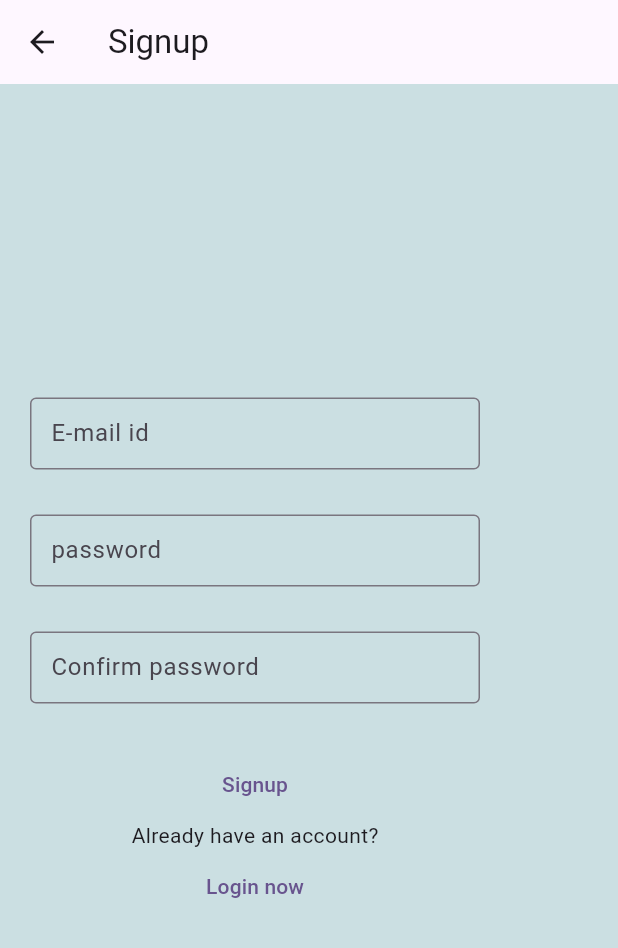
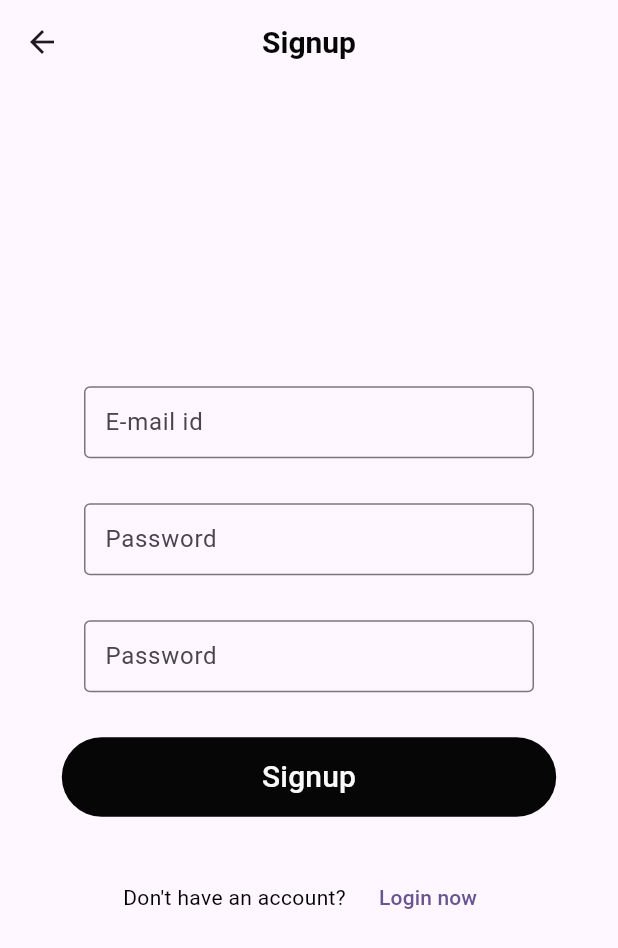
Before and after one commit to p-society/coupon-aggregator-client, a Flutter app: the SignupScreen screen opened by its route, on a phone screen of 412 x 824 dp. Shown: the top 948 px of the screen. Run offline on Flutter 3.47's test engine with Material 3 defaults, Android fonts, the phone set to English and light mode, and no system bars; our stand-ins replace dio.

Commit message:
Login signup pages  changed

```diff
--- a/lib/main.dart
+++ b/lib/main.dart
@@ -24,6 +24,7 @@ class MyApp extends StatelessWidget {
       routes: {
         '/dashboard': (context) => DashboardScreen(),
         '/signup': (context) => SignupScreen(),
+        '/login':(context)=>LoginScreen(),
       },
     );
   }
--- a/lib/signup.dart
+++ b/lib/signup.dart
@@ -4,25 +4,64 @@ class SignupScreen extends StatefulWidget {
   const SignupScreen({super.key});
 
   @override
-  _SignupScreenState createState() => _SignupScreenState();
+  State<SignupScreen> createState() => _SignupScreenState();
 }
 
 class _SignupScreenState extends State<SignupScreen> {
   final _emailController = TextEditingController();
   final _pwdController = TextEditingController();
-  void loginNow() {
-    Navigator.pushNamed(context, "/login");
+  final _confirmPwdController = TextEditingController();
+
+  void login() {
+    Navigator.pushNamed(context, "/dashboard");
   }
 
-  void signup() {
-    Navigator.pushNamed(context, "/dashboard");
+  void signupNow() {
+    Navigator.pushNamed(context, "/signup");
+  }
+
+  Widget customElevatedButton(
+      String action, VoidCallback ontap, double buttonWidth) {
+    return SizedBox(
+      width: buttonWidth,
+      child: TextButton(
+        onPressed: ontap,
+        style: ButtonStyle(
+          backgroundColor: WidgetStateProperty.all(const Color.fromARGB(249, 0,
+              0, 0)), // Corrected WidgetStateProperty to MaterialStateProperty
+          padding: WidgetStateProperty.all(const EdgeInsets.symmetric(
+              vertical:
+                  12)), // Corrected WidgetStateProperty to MaterialStateProperty
+        ),
+        child: Text(
+          action,
+          style: const TextStyle(
+            color: Color.fromARGB(249, 255, 255, 255),
+            fontSize: 20,
+          ),
+        ),
+      ),
+    );
   }
 
   @override
   Widget build(BuildContext context) {
+    double screenWidth = MediaQuery.of(context).size.width;
+    double buttonWidth = screenWidth * 0.8;
+
     return Scaffold(
-      appBar: AppBar(title: const Text("Signup")),
-      backgroundColor: Color.fromARGB(255, 203, 223, 226),
+      resizeToAvoidBottomInset: false,
+      appBar: AppBar(
+        centerTitle: true,
+        title: const Text(
+          "Signup",
+          style: TextStyle(
+            color: Color.fromARGB(249, 0, 0, 0),
+            fontSize: 20,
+            fontWeight: FontWeight.bold,
+          ),
+        ),
+      ),
       body: Padding(
         padding: const EdgeInsets.all(20.0),
         child: Column(
@@ -35,7 +74,7 @@ class _SignupScreenState extends State<SignupScreen> {
                 decoration: const InputDecoration(
                   border: OutlineInputBorder(
                     borderSide: BorderSide(
-                      color: Colors.deepOrange,
+                      color: Colors.grey,
                     ),
                   ),
                   hintText: "E-mail id",
@@ -44,9 +83,7 @@ class _SignupScreenState extends State<SignupScreen> {
                 keyboardType: TextInputType.emailAddress,
               ),
             ),
-            const SizedBox(
-              height: 30,
-            ),
+            const SizedBox(height: 30),
             SizedBox(
               width: 300,
               child: TextField(
@@ -54,44 +91,52 @@ class _SignupScreenState extends State<SignupScreen> {
                 decoration: const InputDecoration(
                   border: OutlineInputBorder(
                     borderSide: BorderSide(
-                    color: Colors.deepOrange,
-                  )),
-                  hintText: "password",
+                      color: Colors.grey,
+                    ),
+                  ),
+                  hintText: "Password",
                   contentPadding: EdgeInsets.symmetric(horizontal: 10.0),
                 ),
                 obscureText: true,
               ),
             ),
-            const SizedBox(
-              height: 30,
-            ),
+            const SizedBox(height: 30,),
             SizedBox(
               width: 300,
               child: TextField(
-                controller: _pwdController,
+                controller: _confirmPwdController,
                 decoration: const InputDecoration(
                   border: OutlineInputBorder(
                     borderSide: BorderSide(
-                    color: Colors.deepOrange,
-                  )),
-                  hintText: "Confirm password",
+                      color: Colors.grey,
+                    ),
+                  ),
+                  hintText: "Password",
                   contentPadding: EdgeInsets.symmetric(horizontal: 10.0),
                 ),
                 obscureText: true,
               ),
             ),
-            const SizedBox(
-              height: 30,
+            const SizedBox(height: 30),
+            customElevatedButton("Signup", signupNow, buttonWidth),
+            const SizedBox(height: 30),
+            Row(
+              mainAxisAlignment: MainAxisAlignment.center,
+              children: [
+                const Text(
+                  "Don't have an account?",
+                  style: TextStyle(
+                    color: Colors.black,
+                    fontSize: 14,
                   ),
-
-            TextButton(onPressed: signup, child: const Text('Signup')),
-            /* const SizedBox(
-              height: 30,
-            ), */
-           const SizedBox(
-              child: Text("Already have an account?"),
                 ),
-            TextButton(onPressed: loginNow, child: const Text("Login now"))
+                const SizedBox(width: 10),
+                TextButton(
+                  onPressed: login,
+                  child: const Text("Login now"),
+                ),
+              ],
+            ),
           ],
         ),
       ),
```
Also changed, not shown: lib/dashboard.dart (+3 -6 lines), lib/login.dart (+63 -22 lines). Lines whose indentation alone changed are shown as unchanged.
